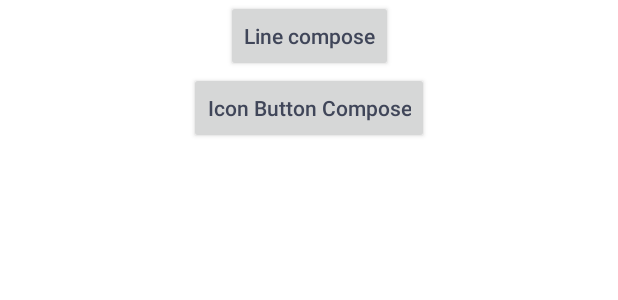
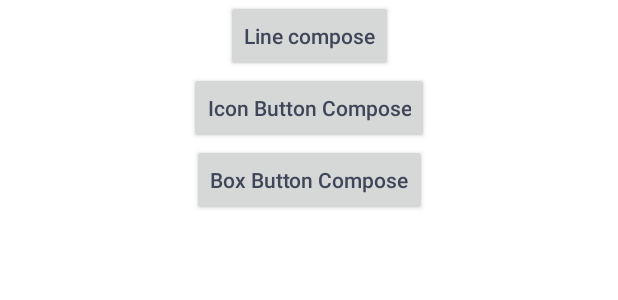
Before and after one commit to asifzafar00/and-compose, an Android app built with Jetpack Compose: the layout homefragment.xml on its own in the app's theme, with its tools: preview values and no code run, on a phone screen of 412 x 824 dp. Shown: the top 300 px of the screen. Run offline under Robolectric (Android 15) with nearby library versions, the phone set to English and light mode, and no system bars.

```diff
--- a/app/src/main/res/layout/homefragment.xml
+++ b/app/src/main/res/layout/homefragment.xml
@@ -26,4 +26,15 @@
         app:layout_constraintStart_toStartOf="parent"
         app:layout_constraintTop_toBottomOf="@+id/line_button" />
 
+    <androidx.appcompat.widget.AppCompatButton
+        android:id="@+id/BoxButton"
+        android:layout_width="wrap_content"
+        android:layout_height="wrap_content"
+        android:text="@string/BoxButton_button"
+        android:textAllCaps="false"
+        android:textColor="@color/material_dynamic_secondary30"
+        app:layout_constraintEnd_toEndOf="parent"
+        app:layout_constraintStart_toStartOf="parent"
+        app:layout_constraintTop_toBottomOf="@+id/IconButton" />
+
 </androidx.constraintlayout.widget.ConstraintLayout>
--- a/app/src/main/res/values/strings.xml
+++ b/app/src/main/res/values/strings.xml
@@ -3,5 +3,6 @@
     <string name="outline_button">Outline</string>
     <string name="line_button">Line compose</string>
     <string name="IconButton_button">Icon Button Compose</string>
+    <string name="BoxButton_button">Box Button Compose</string>
 
 </resources>
```
Also changed, not shown: app/build.gradle (+4 -4 lines), app/src/main/java/com/example/navi/ui/activity/fragment/BozFragment.kt (added, +93 -0 lines), app/src/main/java/com/example/navi/ui/activity/fragment/HomeFragment.kt (+7 -2 lines), app/src/main/java/com/example/navi/ui/activity/fragment/IconButtonComposeFragment.kt (+29 -2 lines), app/src/main/res/navigation/app_navi.xml (+7 -0 lines), app/src/main/res/drawable/lion_kids.jpg (added).
